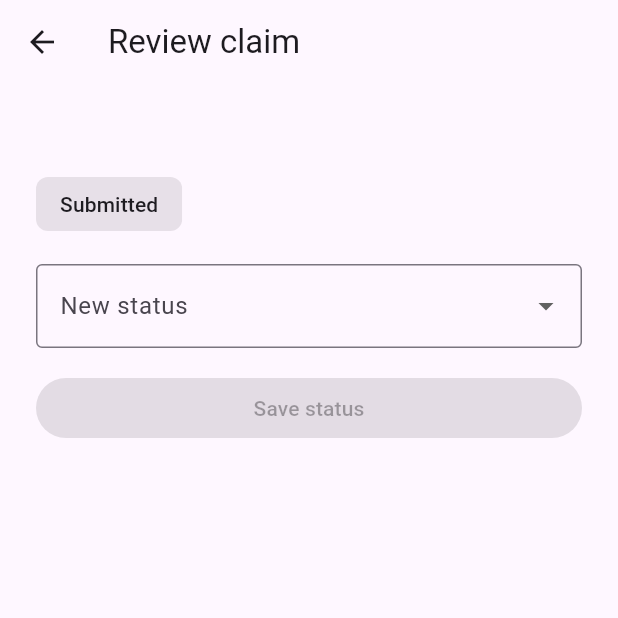
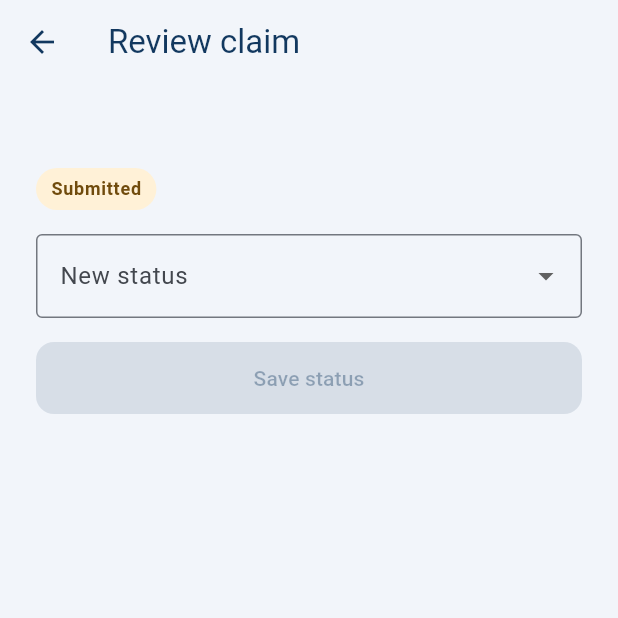
Before and after one commit to HThisandu/insure-plus, a Flutter app: the ClaimReviewScreen screen opened directly with empty values, on a phone screen of 412 x 824 dp, the top half of it. Run offline on Flutter 3.47's test engine with Material 3 defaults, Android fonts, the phone set to English and light mode, and no system bars; our stand-ins replace cloud_firestore; accounts and stored records are empty.

Commit message:
Update Claim Management UI and add Firestore support

```diff
--- a/lib/features/claim_management/claim_management_preview.dart
+++ b/lib/features/claim_management/claim_management_preview.dart
@@ -58,10 +58,6 @@ class _ClaimManagementPreviewState extends State<ClaimManagementPreview> {
   Widget build(BuildContext context) {
     return MaterialApp(
       title: 'Claim Management Preview',
-      theme: ThemeData(
-        useMaterial3: true,
-        colorScheme: ColorScheme.fromSeed(seedColor: const Color(0xFF175E59)),
-      ),
       home: ClaimsDashboardScreen(service: _service),
     );
   }
--- a/lib/features/claim_management/screens/claim_details_screen.dart
+++ b/lib/features/claim_management/screens/claim_details_screen.dart
@@ -1,4 +1,6 @@
 import 'package:flutter/material.dart';
+
+import '../widgets/claim_scaffold.dart';
 
 import '../services/claim_service.dart';
 import '../widgets/status_badge.dart';
@@ -17,8 +19,8 @@ class ClaimDetailsScreen extends StatelessWidget {
   @override
   Widget build(BuildContext context) {
     final dates = MaterialLocalizations.of(context);
-    return Scaffold(
-      appBar: AppBar(title: const Text('Claim details')),
+    return ClaimScaffold(
+      title: 'Claim details',
       body: SafeArea(
         child: ListenableBuilder(
           listenable: service,
--- a/lib/features/claim_management/screens/claim_review_screen.dart
+++ b/lib/features/claim_management/screens/claim_review_screen.dart
@@ -1,4 +1,6 @@
 import 'package:flutter/material.dart';
+
+import '../widgets/claim_scaffold.dart';
 
 import '../models/claim.dart';
 import '../services/claim_service.dart';
@@ -22,24 +24,39 @@ class _ClaimReviewScreenState extends State<ClaimReviewScreen> {
   ClaimStatus? _nextStatus;
   bool _stale = false;
 
-  void _save() {
+  bool _saving = false;
+  bool _saveFailed = false;
+
+  Future<void> _save() async {
     final nextStatus = _nextStatus;
-    if (nextStatus == null) return;
-    if (widget.service.updateStatus(
+    if (nextStatus == null || _saving) return;
+    setState(() {
+      _saving = true;
+      _saveFailed = false;
+    });
+    try {
+      final saved = await widget.service.updateStatus(
         widget.claim.claimId,
         widget.claim.status,
         nextStatus,
-    )) {
+      );
+      if (!mounted) return;
+      if (saved && ModalRoute.of(context)?.isCurrent == true) {
         Navigator.of(context).pop(nextStatus.label);
       } else {
         setState(() => _stale = true);
+      }
+    } catch (_) {
+      if (mounted) setState(() => _saveFailed = true);
+    } finally {
+      if (mounted) setState(() => _saving = false);
     }
   }
 
   @override
   Widget build(BuildContext context) {
-    return Scaffold(
-      appBar: AppBar(title: const Text('Review claim')),
+    return ClaimScaffold(
+      title: 'Review claim',
       body: SafeArea(
         child: ListView(
           padding: const EdgeInsets.all(24),
@@ -64,9 +81,13 @@ class _ClaimReviewScreenState extends State<ClaimReviewScreen> {
                 ))
                   DropdownMenuItem(value: status, child: Text(status.label)),
               ],
-              onChanged: _stale
+              onChanged: _stale || _saving
                   ? null
                   : (status) => setState(() => _nextStatus = status),
+            ),
+            if (_saveFailed)
+              const Text(
+                'Unable to save status. Check your access and connection, then retry.',
               ),
             if (_stale)
               const Padding(
@@ -77,8 +98,10 @@ class _ClaimReviewScreenState extends State<ClaimReviewScreen> {
               ),
             const SizedBox(height: 16),
             FilledButton(
-              onPressed: _nextStatus == null || _stale ? null : _save,
-              child: const Text('Save status'),
+              onPressed: _nextStatus == null || _stale || _saving
+                  ? null
+                  : _save,
+              child: Text(_saving ? 'Saving…' : 'Save status'),
             ),
           ],
         ),
--- a/lib/features/claim_management/screens/claims_list_screen.dart
+++ b/lib/features/claim_management/screens/claims_list_screen.dart
@@ -1,4 +1,6 @@
 import 'package:flutter/material.dart';
+
+import '../widgets/claim_scaffold.dart';
 
 import '../models/claim.dart';
 import '../services/claim_service.dart';
@@ -24,8 +26,8 @@ class _ClaimsListScreenState extends State<ClaimsListScreen> {
 
   @override
   Widget build(BuildContext context) {
-    return Scaffold(
-      appBar: AppBar(title: const Text('Claims')),
+    return ClaimScaffold(
+      title: 'Claims',
       body: SafeArea(
         child: ListenableBuilder(
           listenable: widget.service,
--- /dev/null
+++ b/lib/features/claim_management/widgets/claim_scaffold.dart
@@ -0,0 +1,54 @@
+import 'package:flutter/material.dart';
+
+class ClaimScaffold extends StatelessWidget {
+  const ClaimScaffold({super.key, required this.title, required this.body});
+
+  final String title;
+  final Widget body;
+
+  static const navy = Color(0xFF12385F);
+  static const canvas = Color(0xFFF2F5FA);
+
+  @override
+  Widget build(BuildContext context) {
+    final colors = ColorScheme.fromSeed(seedColor: navy)
+        .copyWith(primary: navy, surface: Colors.white, onSurface: navy);
+    return Theme(
+      data: Theme.of(context).copyWith(
+        colorScheme: colors,
+        scaffoldBackgroundColor: canvas,
+        appBarTheme: const AppBarTheme(
+          backgroundColor: canvas,
+          foregroundColor: navy,
+          surfaceTintColor: Colors.transparent,
+        ),
+        cardTheme: CardThemeData(
+          color: Colors.white,
+          elevation: 0,
+          shape: RoundedRectangleBorder(
+            borderRadius: BorderRadius.circular(16),
+          ),
+        ),
+        filledButtonTheme: FilledButtonThemeData(
+          style: FilledButton.styleFrom(
+            backgroundColor: navy,
+            foregroundColor: Colors.white,
+            minimumSize: const Size(0, 48),
+            shape: RoundedRectangleBorder(
+              borderRadius: BorderRadius.circular(12),
+            ),
+          ),
+        ),
+      ),
+      child: Scaffold(
+        appBar: AppBar(title: Text(title)),
+        body: Center(
+          child: ConstrainedBox(
+            constraints: const BoxConstraints(maxWidth: 640),
+            child: body,
+          ),
+        ),
+      ),
+    );
+  }
+}
--- a/lib/features/claim_management/widgets/status_badge.dart
+++ b/lib/features/claim_management/widgets/status_badge.dart
@@ -9,30 +9,41 @@ class StatusBadge extends StatelessWidget {
 
   @override
   Widget build(BuildContext context) {
-    final colors = Theme.of(context).colorScheme;
     final (background, foreground) = switch (status) {
       ClaimStatus.submitted => (
-        colors.surfaceContainerHighest,
-        colors.onSurface,
+        const Color(0xFFFFF1D7),
+        const Color(0xFF704B0C),
       ),
       ClaimStatus.underReview => (
-        colors.secondaryContainer,
-        colors.onSecondaryContainer,
+        const Color(0xFFE5EEFF),
+        const Color(0xFF214F91),
       ),
       ClaimStatus.moreInfoRequired => (
-        colors.tertiaryContainer,
-        colors.onTertiaryContainer,
+        const Color(0xFFFFEADB),
+        const Color(0xFF813D18),
       ),
       ClaimStatus.approved => (
-        colors.primaryContainer,
-        colors.onPrimaryContainer,
+        const Color(0xFFE0F4E9),
+        const Color(0xFF17613D),
       ),
-      ClaimStatus.rejected => (colors.errorContainer, colors.onErrorContainer),
+      ClaimStatus.rejected => (
+        const Color(0xFFFFE8EC),
+        const Color(0xFF93263C),
+      ),
     };
-    return Chip(
-      label: Text(status.label, style: TextStyle(color: foreground)),
-      backgroundColor: background,
-      side: BorderSide.none,
+    return DecoratedBox(
+      decoration: BoxDecoration(
+        color: background,
+        borderRadius: BorderRadius.circular(16),
+      ),
+      child: Padding(
+        padding: const EdgeInsets.symmetric(horizontal: 10, vertical: 6),
+        child: Text(
+          status.label,
+          style: Theme.of(context).textTheme.labelMedium
+              ?.copyWith(color: foreground, fontWeight: FontWeight.w600),
+        ),
+      ),
     );
   }
 }
--- a/pubspec.yaml
+++ b/pubspec.yaml
@@ -34,6 +34,7 @@ dependencies:
   # The following adds the Cupertino Icons font to your application.
   # Use with the CupertinoIcons class for iOS style icons.
   cupertino_icons: ^1.0.8
+  cloud_firestore: ^7.0.0
 
 dev_dependencies:
   flutter_test:
```
Also changed, not shown: lib/features/claim_management/screens/claims_dashboard_screen.dart (+28 -5 lines), lib/features/claim_management/screens/firestore_claims_screen.dart (added, +66 -0 lines), lib/features/claim_management/services/claim_service.dart (+16 -3 lines), lib/features/claim_management/services/firestore_claim_service.dart (added, +98 -0 lines), lib/features/claim_management/widgets/claim_card.dart (+50 -12 lines), pubspec.lock, 3 other files. Lines whose indentation alone changed are shown as unchanged.
